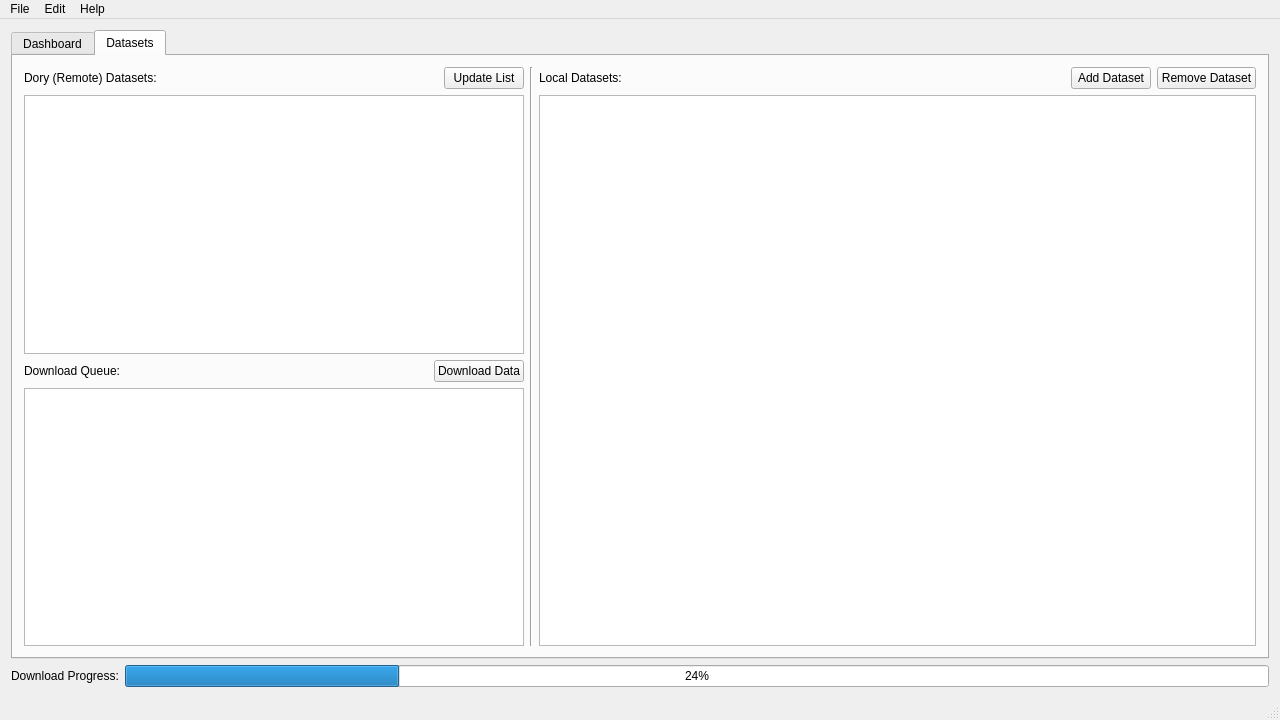
Above: Config_Tool/mainwindow.ui from DFO-Ocean-Navigator/Navigator2Go before the change. Below: the same form after it.
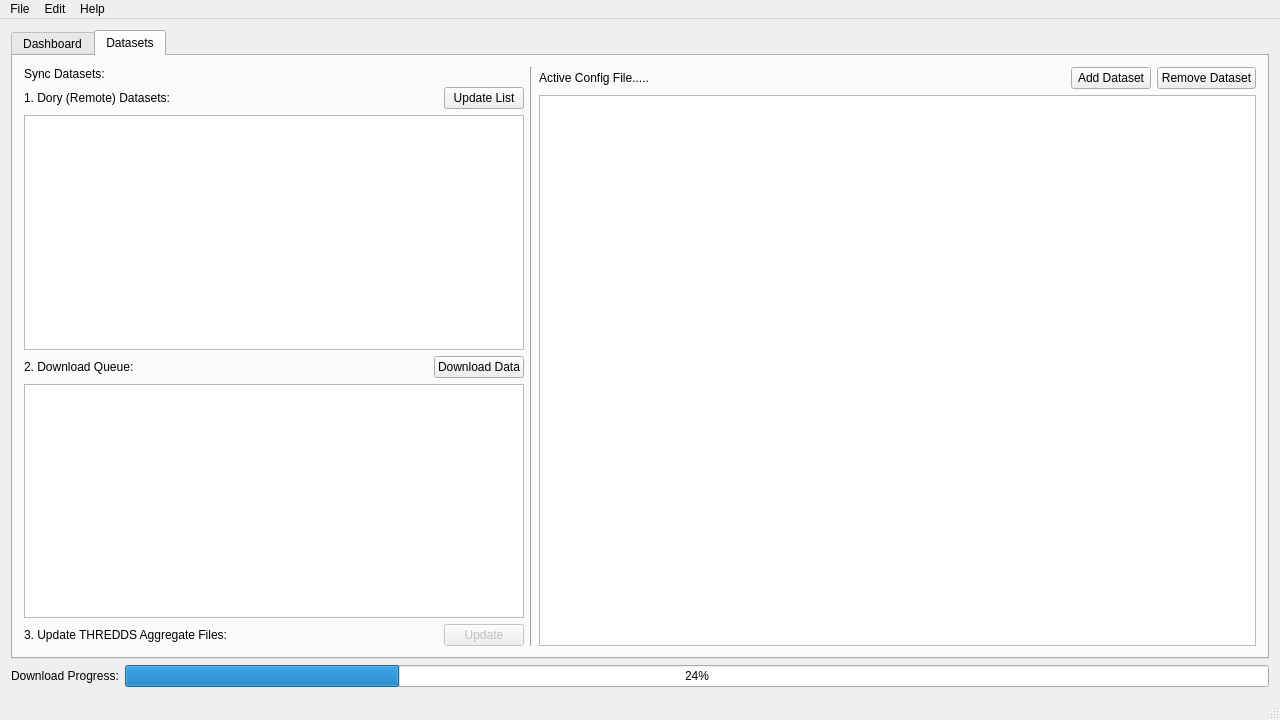
That is the form after the change. Icons and pictures are not drawn.

What changed in the file:
```diff
--- a/Config_Tool/mainwindow.ui
+++ b/Config_Tool/mainwindow.ui
@@ -228,12 +228,19 @@
           <property name="rightMargin">
            <number>0</number>
           </property>
+          <item>
+           <widget class="QLabel" name="label_7">
+            <property name="text">
+             <string>Sync Datasets:</string>
+            </property>
+           </widget>
+          </item>
           <item>
            <layout class="QHBoxLayout" name="horizontalLayout_4">
             <item>
              <widget class="QLabel" name="label">
               <property name="text">
-               <string>Dory (Remote) Datasets:</string>
+               <string>1. Dory (Remote) Datasets:</string>
               </property>
              </widget>
             </item>
@@ -290,7 +297,7 @@
             <item>
              <widget class="QLabel" name="label_4">
               <property name="text">
-               <string>Download Queue:</string>
+               <string>2. Download Queue:</string>
               </property>
              </widget>
             </item>
@@ -351,6 +358,47 @@
             </property>
            </widget>
           </item>
+          <item>
+           <layout class="QHBoxLayout" name="horizontalLayout_6">
+            <property name="topMargin">
+             <number>0</number>
+            </property>
+            <item>
+             <widget class="QLabel" name="label_6">
+              <property name="text">
+               <string>3. Update THREDDS Aggregate Files:</string>
+              </property>
+             </widget>
+            </item>
+            <item>
+             <spacer name="horizontalSpacer_3">
+              <property name="orientation">
+               <enum>Qt::Horizontal</enum>
+              </property>
+              <property name="sizeHint" stdset="0">
+               <size>
+                <width>40</width>
+                <height>20</height>
+               </size>
+              </property>
+             </spacer>
+            </item>
+            <item>
+             <widget class="QPushButton" name="pushButtonUpdateAggregate">
+              <property name="enabled">
+               <bool>false</bool>
+              </property>
+              <property name="text">
+               <string>Update</string>
+              </property>
+              <property name="icon">
+               <iconset resource="resources.qrc">
+                <normaloff>:/icons/icons/save.png</normaloff>:/icons/icons/save.png</iconset>
+              </property>
+             </widget>
+            </item>
+           </layout>
+          </item>
          </layout>
         </item>
         <item>
@@ -370,7 +418,7 @@
             <item>
              <widget class="QLabel" name="labelList">
               <property name="text">
-               <string>Local Datasets:</string>
+               <string>Active Config File.....</string>
               </property>
              </widget>
             </item>
```
Left out of the diff: 94 changed lines with no effect on the pictures.
